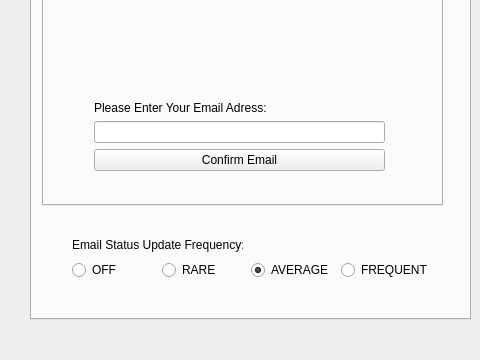
This is _ui/FlashLapse_CP.ui in CoSE-Jerry/Flashlapse_NEO as Qt 5 draws it before an edit; both pictures show x 0 to 480 and y 140 to 500 of the 800 by 500 pixel window. The edited form follows.
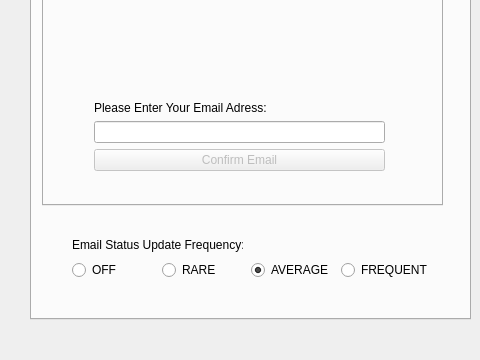
This is the edited form. The open tabs and pages were chosen to show the change. Icons and pictures are not drawn.

```diff
--- a/_ui/FlashLapse_CP.ui
+++ b/_ui/FlashLapse_CP.ui
@@ -853,6 +853,9 @@
          </item>
          <item>
           <widget class="QPushButton" name="Dropbox_Confirm">
+           <property name="enabled">
+            <bool>false</bool>
+           </property>
            <property name="text">
             <string>Confirm Email</string>
            </property>
```
Left out of the diff: 14 changed lines with no effect on the pictures.
